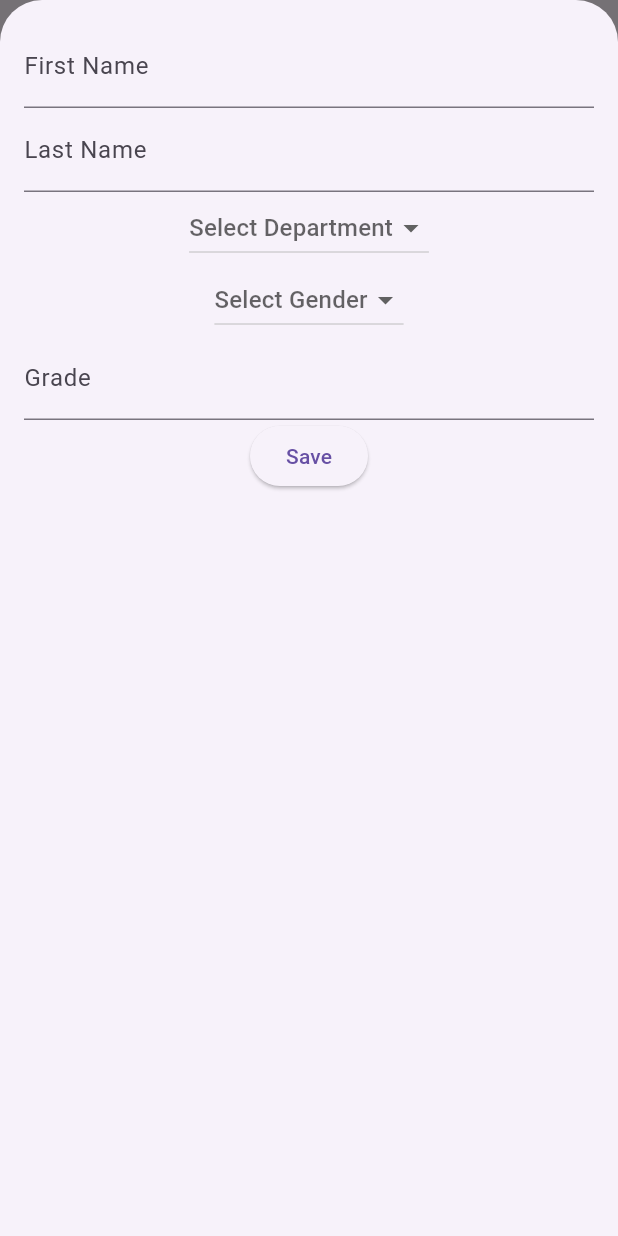
After one commit to Kostiantyn0205/lb_1_karachentsev_kiyki_21_8, a Flutter app: the screen it shows after launch, after a tap on the "add" icon, on a phone screen of 412 x 824 dp. The commit adds this screen. Run offline on Flutter 3.47's test engine with Material 3 defaults, Android fonts, the phone set to English and light mode, and no system bars.

Commit message:
Implement add, edit, and delete student functionality

```diff
--- /dev/null
+++ b/lib/widgets/new_student.dart
@@ -0,0 +1,103 @@
+import 'package:flutter/material.dart';
+import '../models/student.dart';
+
+class NewStudent extends StatefulWidget {
+  final Student? student;
+  final Function(Student) onSave;
+
+  const NewStudent({Key? key, this.student, required this.onSave}) : super(key: key);
+
+  @override
+  _NewStudentState createState() => _NewStudentState();
+}
+
+class _NewStudentState extends State<NewStudent> {
+  final _firstNameController = TextEditingController();
+  final _lastNameController = TextEditingController();
+  Department? _selectedDepartment;
+  Gender? _selectedGender;
+  final _gradeController = TextEditingController();
+
+  @override
+  void initState() {
+    super.initState();
+
+    if (widget.student != null) {
+      _firstNameController.text = widget.student!.firstName;
+      _lastNameController.text = widget.student!.lastName;
+      _selectedDepartment = widget.student!.department;
+      _selectedGender = widget.student!.gender;
+      _gradeController.text = widget.student!.grade.toString();
+    }
+  }
+
+  void _saveStudent() {
+    final updatedStudent = Student(
+      firstName: _firstNameController.text,
+      lastName: _lastNameController.text,
+      department: _selectedDepartment ?? Department.it,
+      grade: int.parse(_gradeController.text),
+      gender: _selectedGender ?? Gender.male,
+    );
+    widget.onSave(updatedStudent);
+    Navigator.of(context).pop();
+  }
+
+  @override
+  Widget build(BuildContext context) {
+    return Padding(
+      padding: const EdgeInsets.all(16.0),
+      child: Column(
+        children: [
+          TextField(
+            controller: _firstNameController,
+            decoration: const InputDecoration(labelText: 'First Name'),
+          ),
+          TextField(
+            controller: _lastNameController,
+            decoration: const InputDecoration(labelText: 'Last Name'),
+          ),
+          DropdownButton<Department>(
+            value: _selectedDepartment,
+            hint: const Text('Select Department'),
+            onChanged: (newValue) {
+              setState(() {
+                _selectedDepartment = newValue;
+              });
+            },
+            items: Department.values.map((department) {
+              return DropdownMenuItem<Department>(
+                value: department,
+                child: Text(department.toString().split('.').last),
+              );
+            }).toList(),
+          ),
+          DropdownButton<Gender>(
+            value: _selectedGender,
+            hint: const Text('Select Gender'),
+            onChanged: (newValue) {
+              setState(() {
+                _selectedGender = newValue;
+              });
+            },
+            items: Gender.values.map((gender) {
+              return DropdownMenuItem<Gender>(
+                value: gender,
+                child: Text(gender.toString().split('.').last),
+              );
+            }).toList(),
+          ),
+          TextField(
+            controller: _gradeController,
+            keyboardType: TextInputType.number,
+            decoration: const InputDecoration(labelText: 'Grade'),
+          ),
+          ElevatedButton(
+            onPressed: _saveStudent,
+            child: const Text('Save'),
+          ),
+        ],
+      ),
+    );
+  }
+}
--- a/lib/widgets/students.dart
+++ b/lib/widgets/students.dart
@@ -1,9 +1,15 @@
 import 'package:flutter/material.dart';
 import '../models/student.dart';
 import 'student_item.dart';
+import 'new_student.dart';
 
-class Students extends StatelessWidget {
-  final List<Student> students = [
+class Students extends StatefulWidget {
+  @override
+  _StudentsState createState() => _StudentsState();
+}
+
+class _StudentsState extends State<Students> {
+  final List<Student> _students = [
     Student(
       firstName: 'Alex',
       lastName: 'Johnson',
@@ -62,16 +68,111 @@ class Students extends StatelessWidget {
     ),
   ];
 
+  Student? _lastDeletedStudent;
+  int? _lastDeletedIndex;
+
+  void _addNewStudent() {
+    showModalBottomSheet(
+      context: context,
+      isScrollControlled: true,
+      builder: (_) {
+        return NewStudent(
+          onSave: (newStudent) {
+            setState(() {
+              _students.add(newStudent);
+            });
+          },
+        );
+      },
+    );
+  }
+
+   void _editStudent(int index) {
+    showModalBottomSheet(
+      context: context,
+      isScrollControlled: true,
+      builder: (_) {
+        return NewStudent(
+          student: _students[index],
+          onSave: (updatedStudent) {
+            setState(() {
+              _students[index] = updatedStudent;
+            });
+          },
+        );
+      },
+    );
+  }
+
+  void _deleteStudent(int index) {
+    final deletedStudent = _students[index];
+    _lastDeletedStudent = deletedStudent;
+    _lastDeletedIndex = index;
+
+    setState(() {
+      _students.removeAt(index);
+    });
+
+    ScaffoldMessenger.of(context).showSnackBar(
+      SnackBar(
+        content: Text('${deletedStudent.firstName} ${deletedStudent.lastName} deleted'),
+        action: SnackBarAction(
+          label: 'Undo',
+          onPressed: () {
+            _undoDelete();
+          },
+        ),
+        duration: const Duration(seconds: 5),
+      ),
+    );
+  }
+
+  void _undoDelete() {
+    if (_lastDeletedStudent != null && _lastDeletedIndex != null) {
+      setState(() {
+        _students.insert(_lastDeletedIndex!, _lastDeletedStudent!);
+      });
+      _lastDeletedStudent = null;
+      _lastDeletedIndex = null;
+    }
+  }
+
   @override
   Widget build(BuildContext context) {
     return Scaffold(
       appBar: AppBar(
         title: const Text('Students'),
+        actions: [
+          IconButton(
+            icon: const Icon(Icons.add),
+            onPressed: _addNewStudent,
+          ),
+        ],
       ),
       body: ListView.builder(
-        itemCount: students.length,
+        itemCount: _students.length,
         itemBuilder: (context, index) {
-          return StudentItem(student: students[index]);
+          return InkWell(
+            onTap: () {
+              _editStudent(index);
+            },
+            child: Dismissible(
+              key: Key(_students[index].firstName + _students[index].lastName),
+              direction: DismissDirection.endToStart,
+              onDismissed: (direction) {
+                _deleteStudent(index);
+              },
+              background: Container(
+                color: Colors.red,
+                alignment: Alignment.centerRight,
+                child: const Padding(
+                  padding: EdgeInsets.only(right: 16.0),
+                  child: Icon(Icons.delete, color: Colors.white),
+                ),
+              ),
+              child: StudentItem(student: _students[index]),
+            ),
+          );
         },
       ),
     );
```
